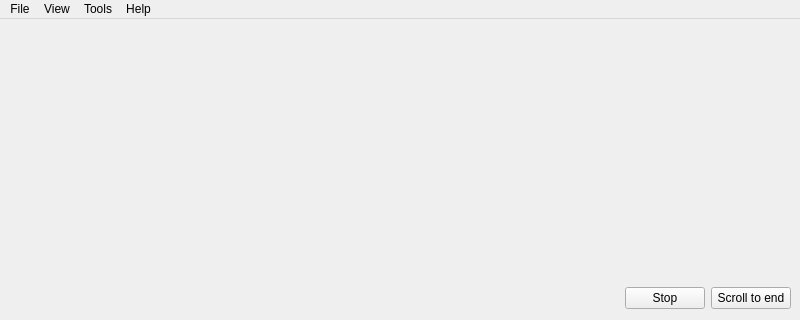
First picture: the form in mainwindow.ui, repository aa55-dev/yeTTY, before the edit; both pictures show x 0 to 800 and y 0 to 320 of the 800 by 600 pixel window.
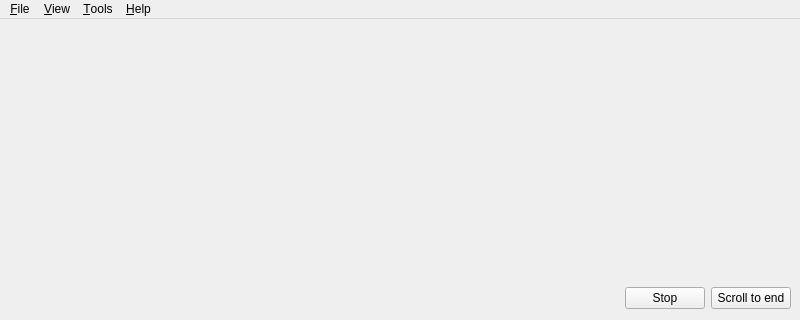
Second picture: the form after the edit.

Commit message: Add ALT key shortcuts

What changed in the file:
```diff
--- a/mainwindow.ui
+++ b/mainwindow.ui
@@ -64,38 +64,38 @@
      <x>0</x>
      <y>0</y>
      <width>800</width>
-     <height>30</height>
+     <height>36</height>
     </rect>
    </property>
    <widget class="QMenu" name="menuFile">
     <property name="title">
-     <string>File</string>
+     <string>&amp;File</string>
     </property>
     <addaction name="actionConnectToDevice"/>
     <addaction name="actionSave"/>
     <addaction name="actionQuit"/>
    </widget>
-   <widget class="QMenu" name="menuEdit">
+   <widget class="QMenu" name="menuView">
     <property name="title">
-     <string>View</string>
+     <string>&amp;View</string>
     </property>
     <addaction name="actionClear"/>
    </widget>
    <widget class="QMenu" name="menuHelp">
     <property name="title">
-     <string>Help</string>
+     <string>&amp;Help</string>
     </property>
     <addaction name="actionAbout"/>
    </widget>
    <widget class="QMenu" name="menuTools">
     <property name="title">
-     <string>Tools</string>
+     <string>&amp;Tools</string>
     </property>
     <addaction name="actionTrigger"/>
     <addaction name="actionLongTermRunMode"/>
    </widget>
    <addaction name="menuFile"/>
-   <addaction name="menuEdit"/>
+   <addaction name="menuView"/>
    <addaction name="menuTools"/>
    <addaction name="menuHelp"/>
   </widget>
```
Left out of the diff: 16 changed lines with no effect on the pictures.
